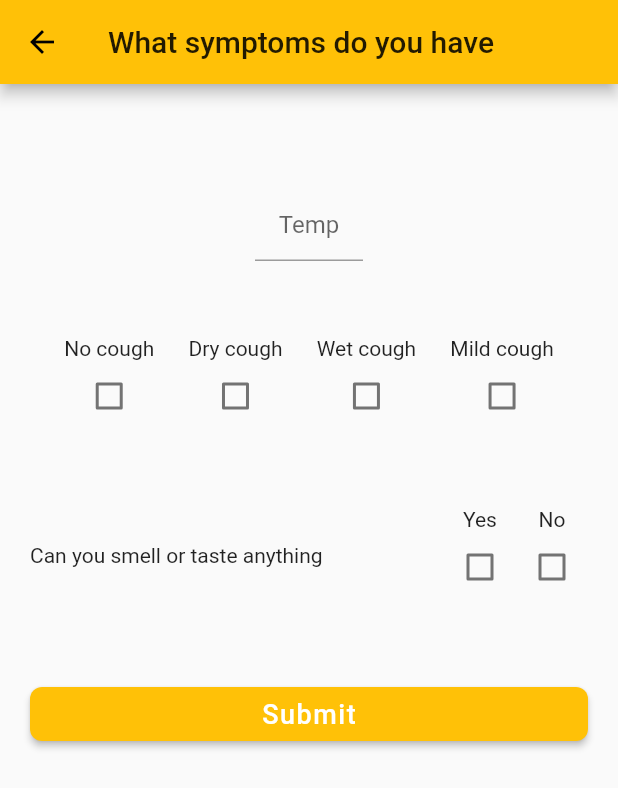
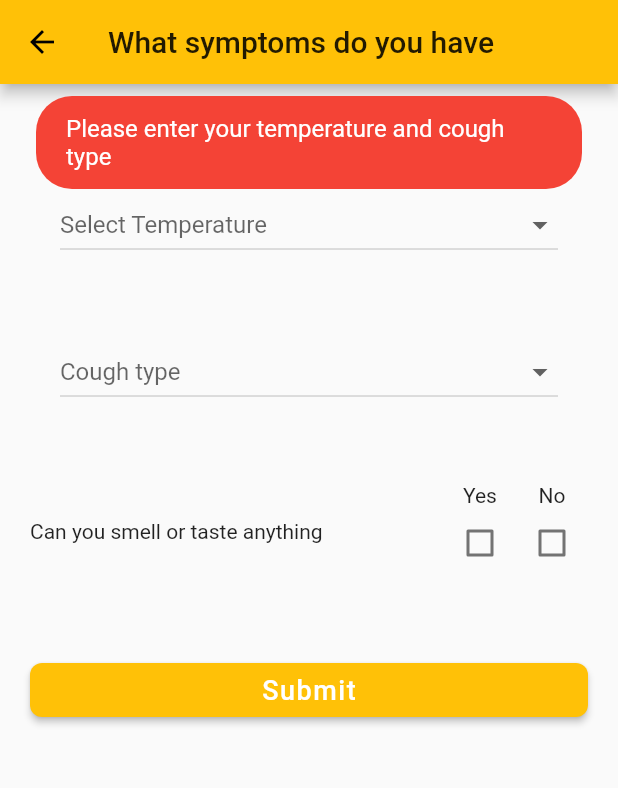
Before and after one commit to DavidMilai/covidapp, a Flutter app: the SymptomScreen screen opened directly, after a tap on "Submit", on a phone screen of 412 x 824 dp. Shown: the top 788 px of the screen. Run offline on Flutter 3.47's test engine with Material 2 defaults, Android fonts, the phone set to English and light mode, and no system bars; our stand-ins replace cloud_firestore, firebase_auth, firebase_core, fl_chart, flutter_spinkit, fluttertoast and 2 more; accounts and stored records are empty; network calls fail.

Commit message:
finished thing

```diff
--- a/lib/sceens/signup.dart
+++ b/lib/sceens/signup.dart
@@ -4,8 +4,6 @@ import 'package:covidapp/services/database_service.dart';
 import 'package:flutter/material.dart';
 import 'package:flutter/services.dart';
 import 'package:modal_progress_hud/modal_progress_hud.dart';
-
-import 'login_screen.dart';
 
 class SignUp extends StatefulWidget {
   @override
--- a/lib/sceens/symptoms_screen.dart
+++ b/lib/sceens/symptoms_screen.dart
@@ -1,4 +1,11 @@
+import 'package:covidapp/sceens/treatment_centers_screen.dart';
+import 'package:covidapp/services/database_service.dart';
+import 'package:firebase_auth/firebase_auth.dart';
 import 'package:flutter/material.dart';
+import 'package:fluttertoast/fluttertoast.dart';
+import 'package:intl/intl.dart';
+
+import 'history_screen.dart';
 
 class SymptomScreen extends StatefulWidget {
   @override
@@ -6,7 +13,20 @@ class SymptomScreen extends StatefulWidget {
 }
 
 class _SymptomScreenState extends State<SymptomScreen> {
-  bool cough = false;
+  bool smell = false;
+  bool noSmell = false;
+  String temp, day, cough;
+  DateTime date = DateTime.now();
+  User user = FirebaseAuth.instance.currentUser;
+  DatabaseService myDataBase;
+
+  @override
+  void initState() {
+    super.initState();
+    day = DateFormat('EEEE').format(date);
+    myDataBase = DatabaseService(userEmail: user.email);
+  }
+
   @override
   Widget build(BuildContext context) {
     return Scaffold(
@@ -19,68 +39,59 @@ class _SymptomScreenState extends State<SymptomScreen> {
           children: [
             SizedBox(height: 50),
             Padding(
-              padding: EdgeInsets.symmetric(horizontal: 150),
-              child: TextFormField(
-                decoration: InputDecoration(
-                  hintText: 'Temp',
-                ),
-                keyboardType: TextInputType.number,
-                textAlign: TextAlign.center,
+              padding: EdgeInsets.symmetric(horizontal: 20),
+              child: DropdownButton<String>(
+                items: <String>[
+                  '35.0°C',
+                  '35.5°C',
+                  '36.0°C',
+                  '36.5°C',
+                  '37.0°C',
+                  '37.5°C',
+                  '38.0°C',
+                  '38.5°C',
+                  '39.0°C',
+                  '39.5°C >',
+                ].map((String value) {
+                  return DropdownMenuItem<String>(
+                    child: Text(value),
+                    value: value,
+                  );
+                }).toList(),
+                onChanged: (value) {
+                  setState(() {
+                    temp = value;
+                  });
+                },
+                isExpanded: true,
+                value: temp,
+                hint: Text('Select Temperature'),
               ),
             ),
             SizedBox(height: 50),
-            Row(
-              mainAxisAlignment: MainAxisAlignment.spaceEvenly,
-              children: [
-                Column(
-                  children: [
-                    Text('No cough'),
-                    Checkbox(
-                        value: cough,
-                        onChanged: (value) {
-                          setState(() {
-                            cough = value;
-                          });
-                        }),
-                  ],
-                ),
-                Column(
-                  children: [
-                    Text('Dry cough'),
-                    Checkbox(
-                        value: cough,
-                        onChanged: (value) {
-                          setState(() {
-                            cough = value;
-                          });
-                        }),
-                  ],
-                ),
-                Column(
-                  children: [
-                    Text('Wet cough'),
-                    Checkbox(
-                        value: cough,
-                        onChanged: (value) {
-                          setState(() {
-                            cough = value;
-                          });
-                        }),
-                  ],
-                ),
-                Column(
-                  children: [
-                    Text('Mild cough'),
-                    Checkbox(
-                        value: cough,
-                        onChanged: (value) {
-                          setState(() {
-                            cough = value;
-                          });
-                        }),
-                  ],
-                ),
-              ],
+            Padding(
+              padding: EdgeInsets.symmetric(horizontal: 20),
+              child: DropdownButton<String>(
+                items: <String>[
+                  'No cough',
+                  'Dry cough',
+                  'Wet cough',
+                  'Mild cough'
+                ].map((String value) {
+                  return DropdownMenuItem<String>(
+                    child: Text(value),
+                    value: value,
+                  );
+                }).toList(),
+                onChanged: (value) {
+                  setState(() {
+                    cough = value;
+                  });
+                },
+                isExpanded: true,
+                value: cough,
+                hint: Text('Cough type'),
+              ),
             ),
             SizedBox(height: 50),
             Row(
@@ -91,10 +102,11 @@ class _SymptomScreenState extends State<SymptomScreen> {
                   children: [
                     Text('Yes'),
                     Checkbox(
-                        value: cough,
+                        value: smell,
                         onChanged: (value) {
                           setState(() {
-                            cough = value;
+                            smell = value;
+                            noSmell = !smell;
                           });
                         }),
                   ],
@@ -103,10 +115,11 @@ class _SymptomScreenState extends State<SymptomScreen> {
                   children: [
                     Text('No'),
                     Checkbox(
-                        value: cough,
+                        value: noSmell,
                         onChanged: (value) {
                           setState(() {
-                            cough = value;
+                            noSmell = value;
+                            smell = !noSmell;
                           });
                         }),
                   ],
@@ -125,7 +138,63 @@ class _SymptomScreenState extends State<SymptomScreen> {
                 shape: RoundedRectangleBorder(
                   borderRadius: BorderRadius.circular(8.0),
                 ),
-                onPressed: () {}),
+                onPressed: () {
+                  if (temp == null || cough == null) {
+                    Fluttertoast.showToast(
+                        msg: "Please enter your temperature and cough type",
+                        gravity: ToastGravity.TOP,
+                        timeInSecForIosWeb: 1,
+                        backgroundColor: Colors.red,
+                        textColor: Colors.white,
+                        fontSize: 16.0);
+                  } else if (smell == false && noSmell == false) {
+                    Fluttertoast.showToast(
+                        msg: "you haven't ticked anything under smell",
+                        gravity: ToastGravity.TOP,
+                        timeInSecForIosWeb: 1,
+                        backgroundColor: Colors.red,
+                        textColor: Colors.white,
+                        fontSize: 16.0);
+                  } else {
+                    myDataBase
+                        .setUserSymptoms(temp, day, cough, smell)
+                        .then((value) {
+                      if (temp == '38.0°C' || temp == '38.5°C') {
+                        Fluttertoast.showToast(
+                            msg: "You need to go to a health facility",
+                            gravity: ToastGravity.TOP,
+                            timeInSecForIosWeb: 1,
+                            backgroundColor: Colors.red,
+                            textColor: Colors.white,
+                            fontSize: 16.0);
+                        Navigator.push(
+                            context,
+                            MaterialPageRoute(
+                                builder: (context) =>
+                                    TreatmentCentersScreen()));
+                      } else if (temp == '39.0°C' || temp == '39.5°C >') {
+                        Fluttertoast.showToast(
+                            msg:
+                                "Your temperature is too high need to go to a health facility",
+                            gravity: ToastGravity.TOP,
+                            timeInSecForIosWeb: 1,
+                            backgroundColor: Colors.red,
+                            textColor: Colors.white,
+                            fontSize: 16.0);
+                        Navigator.push(
+                            context,
+                            MaterialPageRoute(
+                                builder: (context) =>
+                                    TreatmentCentersScreen()));
+                      } else {
+                        Navigator.push(
+                            context,
+                            MaterialPageRoute(
+                                builder: (context) => HistoryScreen()));
+                      }
+                    });
+                  }
+                }),
           ],
         ),
       ),
--- a/lib/sceens/verify_email_screen.dart
+++ b/lib/sceens/verify_email_screen.dart
@@ -27,8 +27,10 @@ class _VerifyEmailScreenState extends State<VerifyEmailScreen> {
     if (!user.emailVerified) {
       await user.sendEmailVerification();
     } else {
-      Navigator.pushReplacement(
-          context, MaterialPageRoute(builder: (context) => HomeScreen()));
+      Future.delayed(Duration.zero, () {
+        Navigator.pushReplacement(
+            context, MaterialPageRoute(builder: (context) => HomeScreen()));
+      });
     }
   }
 
--- a/lib/services/database_service.dart
+++ b/lib/services/database_service.dart
@@ -1,11 +1,14 @@
 import 'package:cloud_firestore/cloud_firestore.dart';
+import 'package:intl/intl.dart';
 
 class DatabaseService {
   final String userEmail;
   DatabaseService({this.userEmail});
+  static final DateTime now = DateTime.now();
+  static final DateFormat formatter = DateFormat('dd-MM-yyyy');
+  final String formatted = formatter.format(now);
   final CollectionReference userCollection =
       FirebaseFirestore.instance.collection('users');
-
   Future setUserData(
       String email, String firstName, String lastName, var phoneNumber) async {
     return await userCollection.doc(userEmail).collection('details').doc().set({
@@ -15,4 +18,19 @@ class DatabaseService {
       "Phone Number": phoneNumber,
     });
   }
+
+  Future setUserSymptoms(
+      String temp, String day, String cough, bool smell) async {
+    return await userCollection
+        .doc(userEmail)
+        .collection('Symptoms')
+        .doc()
+        .set({
+      "Temperature": temp,
+      "Cough Type": cough,
+      "Day": day,
+      "Smell": smell,
+      "date": now.toString().substring(0, 16)
+    });
+  }
 }
--- a/pubspec.yaml
+++ b/pubspec.yaml
@@ -35,6 +35,10 @@ dependencies:
   firebase_auth: ^0.18.1+2
   cloud_firestore: ^0.14.1+3
   fluttertoast: ^7.1.1
+  fl_chart: ^0.12.0
+  google_maps_flutter: ^0.5.28+1
+  shared_preferences: ^0.5.12+4
+
 
 dev_dependencies:
   flutter_test:
```
Also changed, not shown: lib/sceens/history_screen.dart (added, +155 -0 lines), lib/sceens/home_screen.dart (+16 -6 lines), lib/sceens/location_screen.dart (added, +72 -0 lines), lib/sceens/treatment_centers_screen.dart (added, +83 -0 lines), lib/services/day_with_cough.dart (added, +26 -0 lines), lib/widgets/line_graph.dart (added, +79 -0 lines), pubspec.lock, 2 other files.
